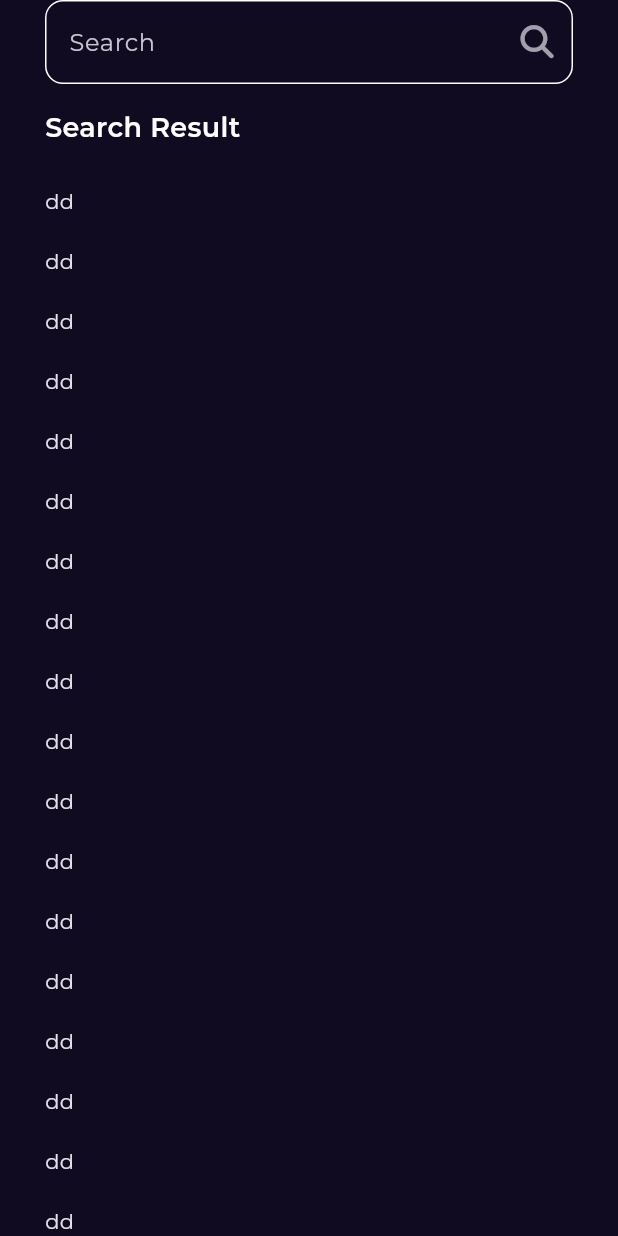
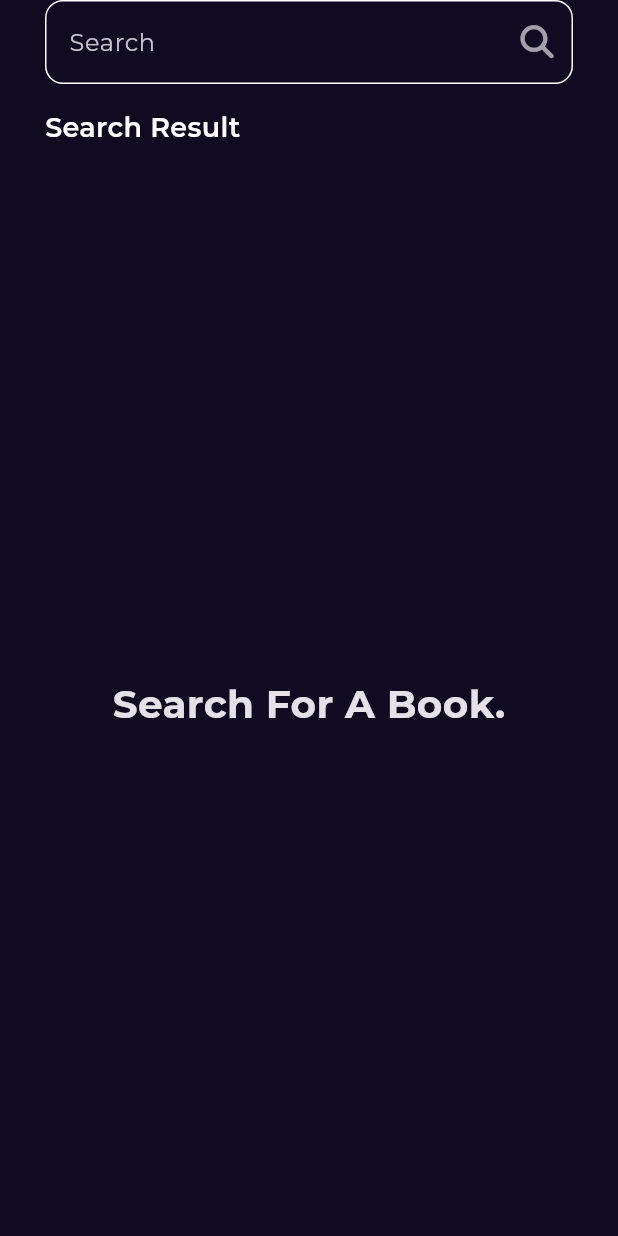
Before and after one commit to Nadia-Mostafa-Saeed/Bookly_App, a Flutter app: the screen it shows after launch, after a tap on an icon or button, on a phone screen of 412 x 824 dp. Run offline on Flutter 3.47's test engine with Material 3 defaults, Android fonts, the phone set to English and light mode, and no system bars; our stand-ins replace bloc, cached_network_image, dartz, dio, flutter_bloc, font_awesome_flutter and 5 more; accounts and stored records are empty; network calls fail.

Commit message:
finish search view

```diff
--- a/lib/core/utils/functions/setup_service_locator.dart
+++ b/lib/core/utils/functions/setup_service_locator.dart
@@ -4,6 +4,8 @@ import 'package:bookly_app/features/book%20details/domain/repos/similar_books_re
 import 'package:bookly_app/features/home/data/data_sources/home_local_data_source.dart';
 import 'package:bookly_app/features/home/data/data_sources/home_remote_data_source.dart';
 import 'package:bookly_app/features/home/data/repos/home_repo_impl.dart';
+import 'package:bookly_app/features/search/data/repos/search_books_repo_impl.dart';
+import 'package:bookly_app/features/search/domain/repos/search_books_repo.dart';
 import 'package:get_it/get_it.dart';
 
 final getIt = GetIt.instance;
@@ -18,4 +20,7 @@ void setupServiceLocator() {
   getIt.registerSingleton<SimilarBooksRepo>(
     SimilarBooksRepoImpl(getIt<ApiService>()),
   );
+  getIt.registerSingleton<SearchBooksRepo>(
+    SearchBooksRepoImpl(getIt<ApiService>()),
+  );
 }
--- a/lib/features/book details/presentaion/views/book_details_view.dart
+++ b/lib/features/book details/presentaion/views/book_details_view.dart
@@ -15,9 +15,6 @@ class BookDetailsView extends StatelessWidget {
   Widget build(BuildContext context) {
     return BlocProvider(
       create: (context) {
-        print('===========================================================m');
-        print('${book.category}');
-        print('===========================================================');
         return SimilarBooksCubit(
           getIt.get<SimilarBooksRepo>(),
         )..fetchSimilarBooks(category: book.category ?? 'Computer');
--- a/lib/features/book details/presentaion/views/widget/book_action.dart
+++ b/lib/features/book details/presentaion/views/widget/book_action.dart
@@ -28,6 +28,7 @@ class BooksAction extends StatelessWidget {
             child: CustomButton(
               onPressed: () {
                 lunchCustomUrl(context, book.url);
+                print('=======================${book.url}');
               },
               text: getText(book),
               backgroundColor: Color(0xffEF8262),
--- a/lib/features/home/data/data_sources/home_remote_data_source.dart
+++ b/lib/features/home/data/data_sources/home_remote_data_source.dart
@@ -17,7 +17,7 @@ class HomeRemoteDataSourceImpl extends HomeRemoteDataSource {
   Future<List<BookEntity>> fetchFeaturedBooks({int pageNumber = 0}) async {
     var data = await apiService.get(
         endPoint:
-            'volumes?Filtering=free-ebooks&q=subject:General&startIndex=${pageNumber * 10}');
+            'volumes?Filtering=free-ebooks&q=General&startIndex=${pageNumber * 10}');
     List<BookEntity> books = getBooksList(data);
 
     saveBooksData(books, kFeaturedBox);
@@ -28,7 +28,7 @@ class HomeRemoteDataSourceImpl extends HomeRemoteDataSource {
   Future<List<BookEntity>> fetchNewestBooks({int pageNumber = 0}) async {
     var data = await apiService.get(
         endPoint:
-            'volumes?Filtering=free-ebooks&Sorting=newest&q=subject:flutter&startIndex=${pageNumber * 10}');
+            'volumes?Filtering=free-ebooks&Sorting=newest&q=Engineering&startIndex=${pageNumber * 10}');
     List<BookEntity> books = getBooksList(data);
 
     saveBooksData(books, kNewestBox);
--- a/lib/features/search/presentation/manager/search_books_cubit/search_books_cubit.dart
+++ b/lib/features/search/presentation/manager/search_books_cubit/search_books_cubit.dart
@@ -1,8 +1,29 @@
 import 'package:bloc/bloc.dart';
+import 'package:bookly_app/features/home/domain/entities/book_entity.dart';
+import 'package:bookly_app/features/search/domain/repos/search_books_repo.dart';
 import 'package:meta/meta.dart';
 
 part 'search_books_state.dart';
 
 class SearchBooksCubit extends Cubit<SearchBooksState> {
-  SearchBooksCubit() : super(SearchBooksInitial());
+  SearchBooksCubit(this.searchBooksRepo) : super(SearchBooksInitial());
+
+  final SearchBooksRepo searchBooksRepo;
+  bool loading = false;
+
+  Future<void> fetchSearchBooks({required String search}) async {
+    print('==========================$search');
+    emit(SearchBooksInitial());
+    loading = true;
+    emit(SearchBooksLoading());
+    var result = await searchBooksRepo.fetchSearchBooks(search: search);
+
+    result.fold((failure) {
+      loading = false;
+      emit(SearchBooksFailure(failure.message));
+    }, (books) {
+      loading = false;
+      emit(SearchBooksSuccess(books));
+    });
+  }
 }
--- a/lib/features/search/presentation/manager/search_books_cubit/search_books_state.dart
+++ b/lib/features/search/presentation/manager/search_books_cubit/search_books_state.dart
@@ -4,3 +4,17 @@ part of 'search_books_cubit.dart';
 sealed class SearchBooksState {}
 
 final class SearchBooksInitial extends SearchBooksState {}
+
+final class SearchBooksLoading extends SearchBooksState {}
+
+final class SearchBooksFailure extends SearchBooksState {
+  final String errorMessage;
+
+  SearchBooksFailure(this.errorMessage);
+}
+
+final class SearchBooksSuccess extends SearchBooksState {
+  final List<BookEntity> books;
+
+  SearchBooksSuccess(this.books);
+}
--- a/lib/features/search/presentation/views/search_view.dart
+++ b/lib/features/search/presentation/views/search_view.dart
@@ -1,14 +1,23 @@
+import 'package:bookly_app/core/utils/functions/setup_service_locator.dart';
+import 'package:bookly_app/features/search/domain/repos/search_books_repo.dart';
+import 'package:bookly_app/features/search/presentation/manager/search_books_cubit/search_books_cubit.dart';
 import 'package:bookly_app/features/search/presentation/widget/search_view_body.dart';
 import 'package:flutter/material.dart';
+import 'package:flutter_bloc/flutter_bloc.dart';
+
 
 class SearchView extends StatelessWidget {
   const SearchView({super.key});
 
+
   @override
   Widget build(BuildContext context) {
-    return Scaffold(
-      body: SafeArea(
-        child: SearchViewBody(),
+    return BlocProvider(
+      create: (context) => SearchBooksCubit(getIt.get<SearchBooksRepo>()),
+      child: Scaffold(
+        body: SafeArea(
+          child: SearchViewBody(),
+        ),
       ),
     );
   }
--- a/lib/features/search/presentation/widget/custom_search_text_field.dart
+++ b/lib/features/search/presentation/widget/custom_search_text_field.dart
@@ -1,4 +1,6 @@
+import 'package:bookly_app/features/search/presentation/manager/search_books_cubit/search_books_cubit.dart';
 import 'package:flutter/material.dart';
+import 'package:flutter_bloc/flutter_bloc.dart';
 import 'package:font_awesome_flutter/font_awesome_flutter.dart';
 
 class CustomSearchTextField extends StatefulWidget {
@@ -12,17 +14,22 @@ class CustomSearchTextField extends StatefulWidget {
 
 class _CustomSearchTextFieldState extends State<CustomSearchTextField> {
   final TextEditingController textEditingController = TextEditingController();
-  String saveText = '';
 
   void savedText() {
+    late String saveText;
     setState(() {
       saveText = textEditingController.text;
+      BlocProvider.of<SearchBooksCubit>(context)
+          .fetchSearchBooks(search: saveText);
     });
+
   }
 
   @override
   Widget build(BuildContext context) {
     return TextField(
+      controller: textEditingController,
+      onSubmitted: (_) => savedText(),
       decoration: InputDecoration(
         enabledBorder: buildOutlineInputBorder(),
         focusedBorder: buildOutlineInputBorder(),
--- a/lib/features/search/presentation/widget/search_result_list_view.dart
+++ /dev/null
@@ -1,18 +0,0 @@
-import 'package:flutter/material.dart';
-
-class SearchResultListView extends StatelessWidget {
-  const SearchResultListView({super.key});
-
-  @override
-  Widget build(BuildContext context) {
-    return ListView.builder(
-      padding: EdgeInsets.zero,
-      itemBuilder: (context, index) {
-        return Padding(
-          padding: const EdgeInsets.symmetric(vertical: 10),
-          child: Text('dd'), //BookListViewItem(),
-        );
-      },
-    );
-  }
-}
--- /dev/null
+++ b/lib/features/search/presentation/widget/search_result_list_view_bloc_consumer.dart
@@ -0,0 +1,36 @@
+import 'package:bookly_app/features/home/presentation/views/widgets/featured_best_seller_list_view.dart';
+import 'package:bookly_app/features/home/presentation/views/widgets/newest_books_list_view_loading_indicator.dart';
+import 'package:bookly_app/features/search/presentation/manager/search_books_cubit/search_books_cubit.dart';
+import 'package:bookly_app/features/search/presentation/widget/search_result_view.dart';
+import 'package:flutter/material.dart';
+import 'package:flutter_bloc/flutter_bloc.dart';
+
+class SearchResultListViewBlocConsumer extends StatefulWidget {
+  const SearchResultListViewBlocConsumer({super.key});
+
+  @override
+  State<SearchResultListViewBlocConsumer> createState() =>
+      _SearchResultListViewBlocConsumerState();
+}
+
+class _SearchResultListViewBlocConsumerState
+    extends State<SearchResultListViewBlocConsumer> {
+  @override
+  Widget build(BuildContext context) {
+    return BlocBuilder<SearchBooksCubit, SearchBooksState>(
+      builder: (context, state) {
+        if (state is SearchBooksSuccess) {
+          return FeaturedBestSellerListView(
+            books: state.books,
+          );
+        } else if (state is SearchBooksFailure) {
+          return Text(state.errorMessage);
+        } else if (state is SearchBooksInitial) {
+          return SearchResultView();
+        } else {
+          return NewestBooksListViewLoadingIndicator();
+        }
+      },
+    );
+  }
+}
--- /dev/null
+++ b/lib/features/search/presentation/widget/search_result_view.dart
@@ -0,0 +1,18 @@
+import 'package:flutter/material.dart';
+
+class SearchResultView extends StatelessWidget {
+  const SearchResultView({super.key});
+
+  @override
+  Widget build(BuildContext context) {
+    return Center(
+      child: Text(
+        'Search For A Book.',
+        style: TextStyle(
+          fontSize: 26,
+          fontWeight: FontWeight.bold,
+        ),
+      ),
+    );
+  }
+}
--- a/lib/features/search/presentation/widget/search_view_body.dart
+++ b/lib/features/search/presentation/widget/search_view_body.dart
@@ -1,6 +1,6 @@
 import 'package:bookly_app/core/utils/styles.dart';
 import 'package:bookly_app/features/search/presentation/widget/custom_search_text_field.dart';
-import 'package:bookly_app/features/search/presentation/widget/search_result_list_view.dart';
+import 'package:bookly_app/features/search/presentation/widget/search_result_list_view_bloc_consumer.dart';
 import 'package:flutter/material.dart';
 
 class SearchViewBody extends StatelessWidget {
@@ -25,7 +25,7 @@ class SearchViewBody extends StatelessWidget {
             height: 16,
           ),
           Expanded(
-            child: SearchResultListView(),
+            child: SearchResultListViewBlocConsumer(),
           ),
         ],
       ),
--- a/lib/main.dart
+++ b/lib/main.dart
@@ -20,6 +20,7 @@ void main() async {
   await Hive.openBox<BookEntity>(kFeaturedBox);
   await Hive.openBox<BookEntity>(kNewestBox);
   await Hive.openBox<BookEntity>(kSimilarBox);
+  await Hive.openBox<BookEntity>(kSearchBox);
   Bloc.observer = SimpleBlocObserver();
   runApp(const BooklyApp());
 }
```
Also changed, not shown: 2 other files.
